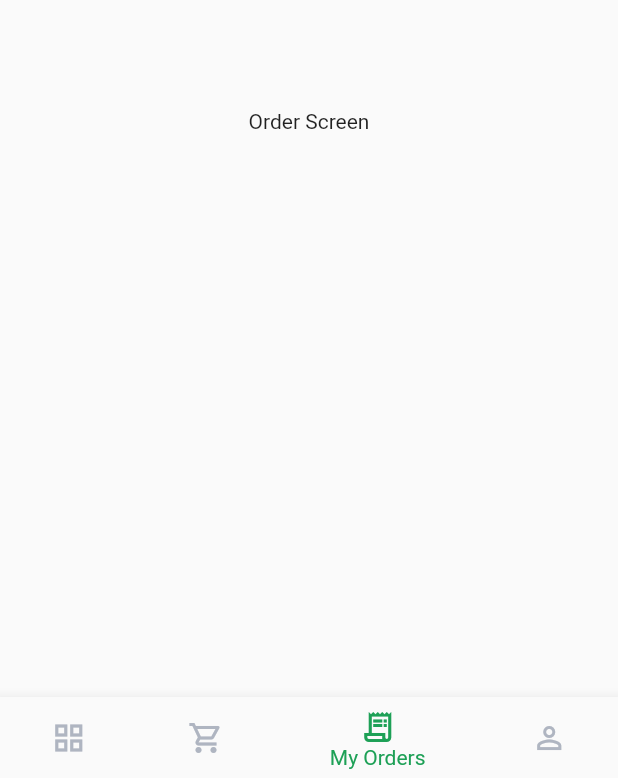
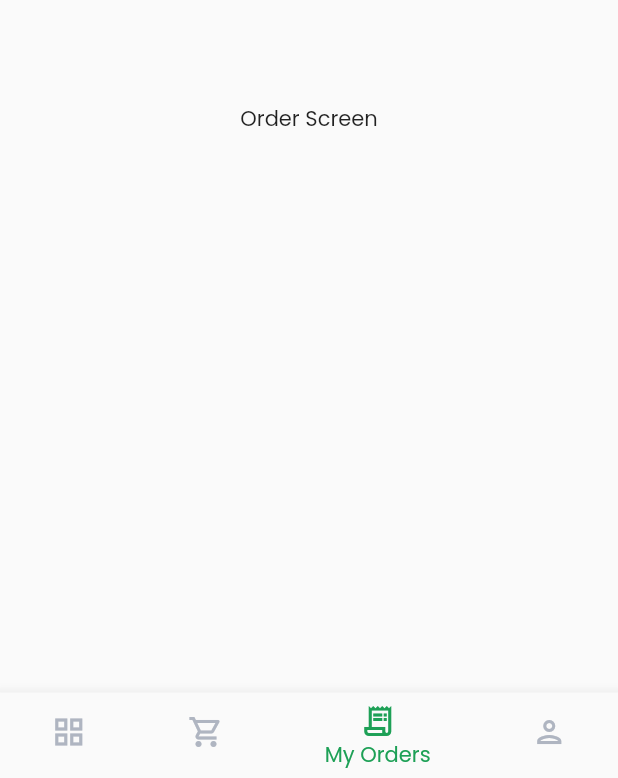
Before and after one commit to Urjalab/Flutter-Class, a Flutter app: the screen it shows after launch, item 3 of the bottom bar chosen, on a phone screen of 412 x 824 dp. Shown: the part 455-1233 px from the top of the screen. Run offline on Flutter 3.47's test engine with Material 2 defaults, Android fonts, the phone set to English and light mode, and no system bars; our stand-ins replace google_fonts.

Commit message:
home tab start

```diff
--- a/grocery_nepal/lib/main.dart
+++ b/grocery_nepal/lib/main.dart
@@ -1,5 +1,7 @@
 import 'package:flutter/material.dart';
+import 'package:flutter/services.dart';
 import 'package:grocery_nepal/modules/home/home_screen.dart';
+import 'package:google_fonts/google_fonts.dart';
 
 void main() {
   runApp(const MyApp());
@@ -10,10 +12,29 @@ class MyApp extends StatelessWidget {
 
   @override
   Widget build(BuildContext context) {
-    return const MaterialApp(
+    return MaterialApp(
       title: 'Grocery Nepal',
       debugShowCheckedModeBanner: false,
-      home: HomeScreen(),
+      theme: ThemeData(
+        textTheme: GoogleFonts.poppinsTextTheme(
+          Theme.of(context).textTheme,
+        ),
+        appBarTheme: AppBarTheme(
+            systemOverlayStyle: SystemUiOverlayStyle(
+              statusBarColor: Theme.of(context).scaffoldBackgroundColor,
+              statusBarIconBrightness: Brightness.dark,
+              statusBarBrightness: Brightness.light,
+            ),
+            color: Theme.of(context).scaffoldBackgroundColor,
+            elevation: 0,
+            titleTextStyle: const TextStyle(
+              color: Colors.black,
+              fontWeight: FontWeight.w600,
+              fontSize: 18,
+            ),
+            centerTitle: true),
+      ),
+      home: const HomeScreen(),
     );
   }
 }
--- a/grocery_nepal/lib/modules/home/home_screen.dart
+++ b/grocery_nepal/lib/modules/home/home_screen.dart
@@ -24,6 +24,11 @@ class _HomeScreenState extends State<HomeScreen> {
     ProfileScreen()
   ];
 
+  BottomNavigationBarItem _bottomNavigationBarItem(
+      IconData icon, String label) {
+    return BottomNavigationBarItem(icon: Icon(icon), label: label);
+  }
+
   @override
   Widget build(BuildContext context) {
     return Scaffold(
@@ -37,14 +42,10 @@ class _HomeScreenState extends State<HomeScreen> {
           selectedItemColor: greenColor,
           unselectedItemColor: greyColor,
           items: [
-            BottomNavigationBarItem(
-                icon: Icon(Icons.grid_view), label: 'Explore'),
-            BottomNavigationBarItem(
-                icon: Icon(Icons.shopping_cart_outlined), label: 'Cart'),
-            BottomNavigationBarItem(
-                icon: Icon(Icons.receipt_long_outlined), label: 'My Orders'),
-            BottomNavigationBarItem(
-                icon: Icon(Icons.person_outline), label: 'Profile')
+            _bottomNavigationBarItem(Icons.grid_view, 'Explorer'),
+            _bottomNavigationBarItem(Icons.shopping_cart_outlined, 'Cart'),
+            _bottomNavigationBarItem(Icons.receipt_long_outlined, 'My Orders'),
+            _bottomNavigationBarItem(Icons.person_outlined, 'Profile'),
           ]),
       body: screens[_selectedIndex],
     );
--- a/grocery_nepal/pubspec.yaml
+++ b/grocery_nepal/pubspec.yaml
@@ -34,6 +34,7 @@ dependencies:
   # The following adds the Cupertino Icons font to your application.
   # Use with the CupertinoIcons class for iOS style icons.
   cupertino_icons: ^1.0.2
+  google_fonts: ^2.1.1
 
 dev_dependencies:
   flutter_test:
```
Also changed, not shown: grocery_nepal/lib/modules/explore_tab/explore_screen.dart (+12 -6 lines), grocery_nepal/lib/modules/explore_tab/widgets/category_bar.dart (added, +21 -0 lines), grocery_nepal/lib/modules/explore_tab/widgets/category_tile.dart (added, +14 -0 lines), grocery_nepal/lib/modules/explore_tab/widgets/search_bar.dart (added, +33 -0 lines), grocery_nepal/pubspec.lock.
